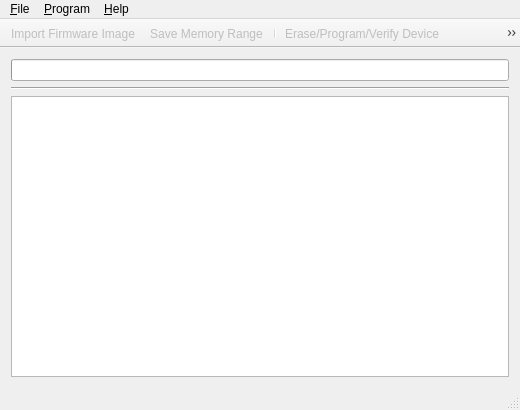
Old version of the form Bootloader/MainWindow.ui in the repository antonpinchuk/PIC24-HID-Bootloader-QT.
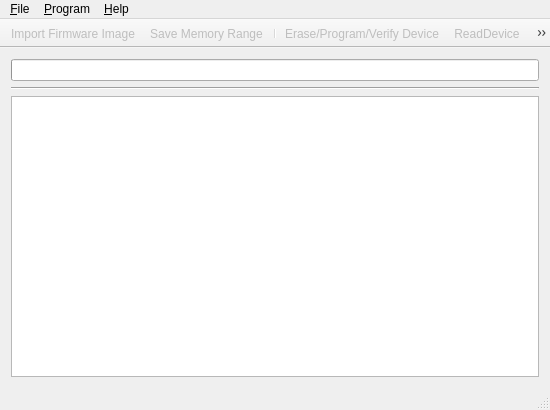
New version of the form. Icons and pictures are not drawn.

Patch:
```diff
--- a/Bootloader/MainWindow.ui
+++ b/Bootloader/MainWindow.ui
@@ -6,7 +6,7 @@
    <rect>
     <x>0</x>
     <y>0</y>
-    <width>520</width>
+    <width>550</width>
     <height>410</height>
    </rect>
   </property>
@@ -18,7 +18,7 @@
   </property>
   <property name="minimumSize">
    <size>
-    <width>520</width>
+    <width>550</width>
     <height>410</height>
    </size>
   </property>
@@ -68,8 +68,8 @@
     <rect>
      <x>0</x>
      <y>0</y>
-     <width>520</width>
-     <height>21</height>
+     <width>550</width>
+     <height>26</height>
     </rect>
    </property>
    <widget class="QMenu" name="menuFile">
```
Left out of the diff: 3 changed lines with no effect on the pictures.
